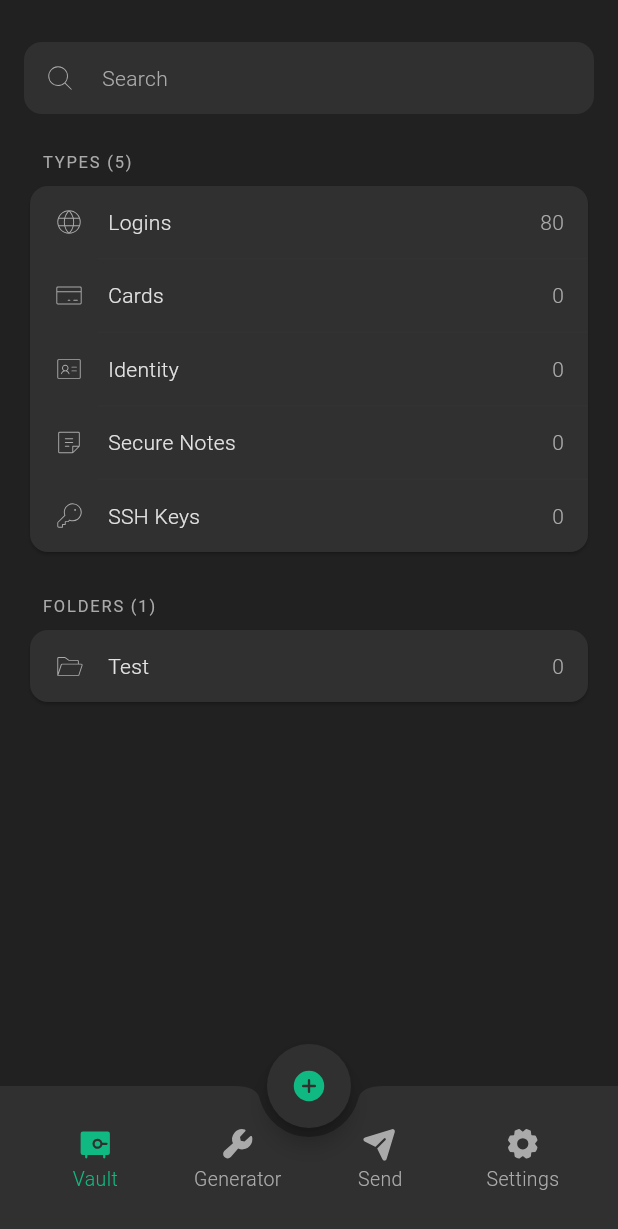
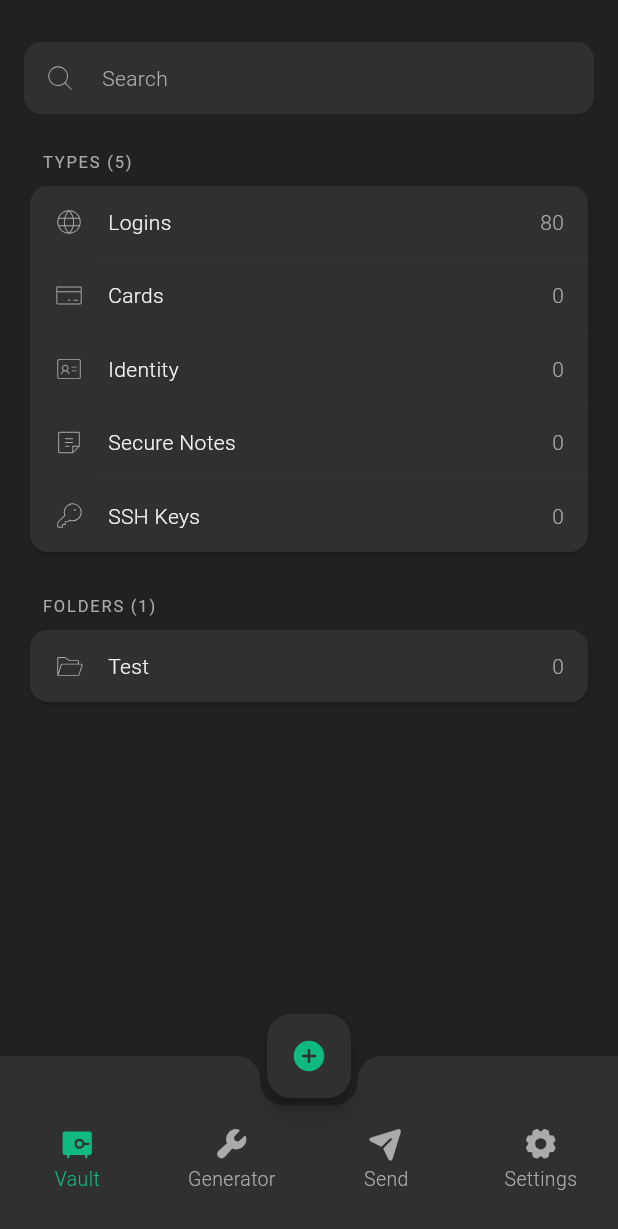
Before and after one commit to cyberfish-dev/pass-tool, a Flutter app: the screen it shows after launch, on a phone screen of 412 x 824 dp. Shown: the top 1229 px of the screen. Run offline on Flutter 3.47's test engine with Material 3 defaults, Android fonts, the phone set to English and light mode, and no system bars; our stand-ins replace phosphor_flutter; Roboto replaces fonts that are missing (SFProText).

Commit message:
rect notch

```diff
--- /dev/null
+++ b/flutter_app/lib/components/rectangular_notched_rectangle.dart
@@ -0,0 +1,53 @@
+import 'package:flutter/material.dart';
+
+class RectangularNotchedRectangle extends NotchedShape {
+  final double notchWidth;
+  final double notchHeight;
+  final double notchRadius;
+
+  const RectangularNotchedRectangle({
+    required this.notchWidth,
+    required this.notchHeight,
+    this.notchRadius = 0,
+  });
+
+  @override
+  Path getOuterPath(Rect host, Rect? guest) {
+    final Path p = Path()..addRect(host);
+
+    if (guest == null || !host.overlaps(guest)) {
+      return p;
+    }
+
+    // Centered on the FAB
+    final cx    = guest.center.dx;
+    final halfW = notchWidth / 2;
+    final nl    = cx - halfW;
+    final nr    = cx + halfW;
+    final nh    = host.top + notchHeight;
+    final r     = notchRadius;//.clamp(0.0, notchHeight / 2);
+
+    // Carve out an inner rounded notch
+    final notch = Path()
+      ..moveTo(nl - r, host.top)
+      ..arcToPoint(Offset(nl, host.top + r),
+                    radius: Radius.circular(r),
+                    clockwise: true)
+      ..lineTo(nl, nh - r)
+
+      ..arcToPoint(Offset(nl + r, nh),
+                    radius: Radius.circular(r),
+                    clockwise: false)
+      ..lineTo(nr - r, nh)
+      ..arcToPoint(Offset(nr, nh - r),
+                    radius: Radius.circular(r),
+                    clockwise: false)
+      ..lineTo(nr, host.top + r)
+      ..arcToPoint(Offset(nr + r, host.top),
+                    radius: Radius.circular(r),
+                    clockwise: true)
+      ..close();
+
+    return Path.combine(PathOperation.difference, p, notch);
+  }
+}
--- a/flutter_app/lib/main.dart
+++ b/flutter_app/lib/main.dart
@@ -1,4 +1,5 @@
 import 'package:flutter/material.dart';
+import 'package:flutter_app/components/rectangular_notched_rectangle.dart';
 import 'package:flutter_app/themes/main.dart';
 import 'package:phosphor_flutter/phosphor_flutter.dart';
 import 'screens/vault_screen.dart';
@@ -114,29 +115,44 @@ class _MainLayoutState extends State<MainLayout> {
     return Scaffold(
       body: _pages[_currentIndex],
       bottomNavigationBar: SizedBox(
-        height: 100,
+        height: 120,
         child: BottomAppBar(
-          shape: CircularNotchedRectangle(),
+          padding: EdgeInsets.only(bottom: 0, top: 20),
+          shape: RectangularNotchedRectangle(
+            notchWidth: 65, // how wide the rectangle cut-out is
+            notchHeight: 33,
+            notchRadius: 16,
+          ),
           elevation: 4, // whatever you like
-          notchMargin: 6.0, // spacing between FAB and notch
-          child: BottomNavigationBar(
+          notchMargin: 0, // spacing between FAB and notch
+          child: Builder(
+            builder: (context) {
+              return BottomNavigationBar(
                 backgroundColor: Colors.transparent,
+                elevation: 0,
                 items: _navItems,
                 currentIndex: _currentIndex,
                 onTap: _onItemTapped,
                 type: BottomNavigationBarType.fixed,
                 selectedFontSize: 13,
                 unselectedFontSize: 13,
-            selectedLabelStyle: TextStyle(height: 1.8), // try 1.0, 1.2, etc.
+                selectedLabelStyle: TextStyle(height: 1.8),
                 unselectedLabelStyle: TextStyle(height: 1.8),
+              );
+            },
           ),
         ),
       ),
-      floatingActionButtonLocation: FloatingActionButtonLocation.miniCenterDocked,
+      floatingActionButtonLocation:
+          FloatingActionButtonLocation.centerDocked,
       floatingActionButton: _currentIndex == 0
           ? FloatingActionButton(
               onPressed: _showAddMenu,
-              shape: CircleBorder(),
+              shape: RoundedRectangleBorder(
+                borderRadius: BorderRadius.circular(
+                  16,
+                ), // <-- your custom radius
+              ),
               child: Column(
                 mainAxisAlignment: MainAxisAlignment.center,
                 children: [
--- a/flutter_app/lib/themes/main.dart
+++ b/flutter_app/lib/themes/main.dart
@@ -12,11 +12,13 @@ final baseeTheme = ThemeData.light().copyWith(
 
 final darkTeme = ThemeData.dark().copyWith(
   textTheme: textTheme,
+  splashFactory: NoSplash.splashFactory,
+  splashColor: Colors.transparent,
   scaffoldBackgroundColor: darkBg,
   colorScheme: ColorScheme.dark(
     primary: accent,
     surface: darkCard,
-    onSurface: textPrimary.withAlpha(220),
+    onSurface: textPrimary.withAlpha(240),
     secondary: accent,
    ),
    iconTheme: const IconThemeData(
```
Lines whose indentation alone changed are shown as unchanged.
